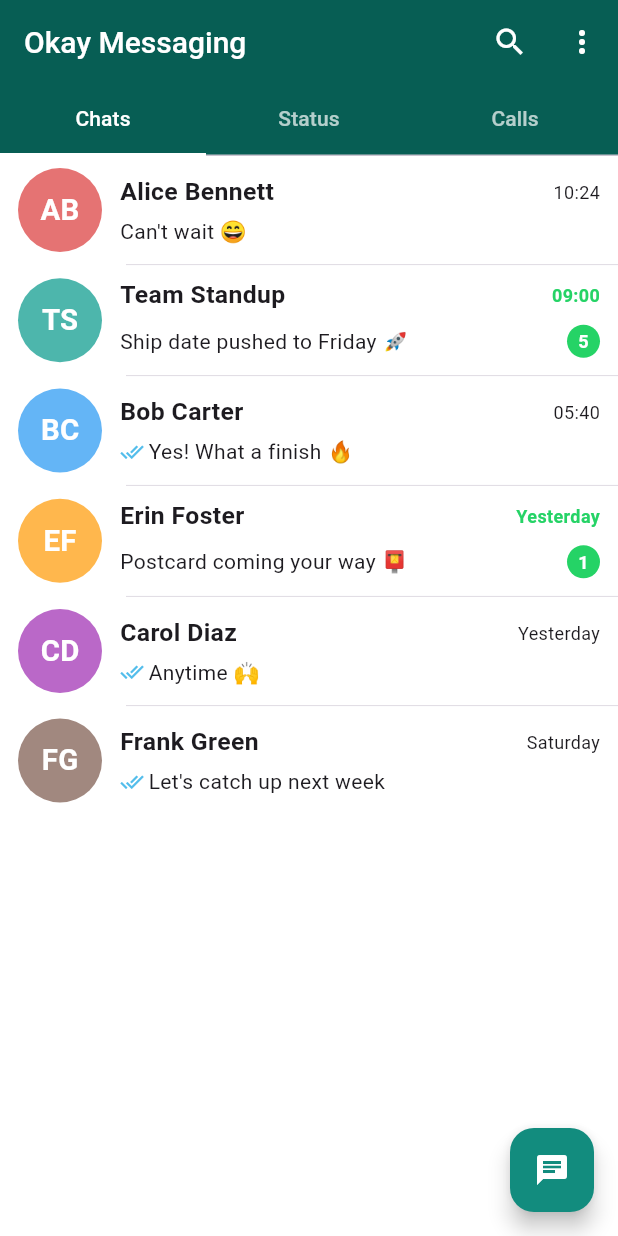
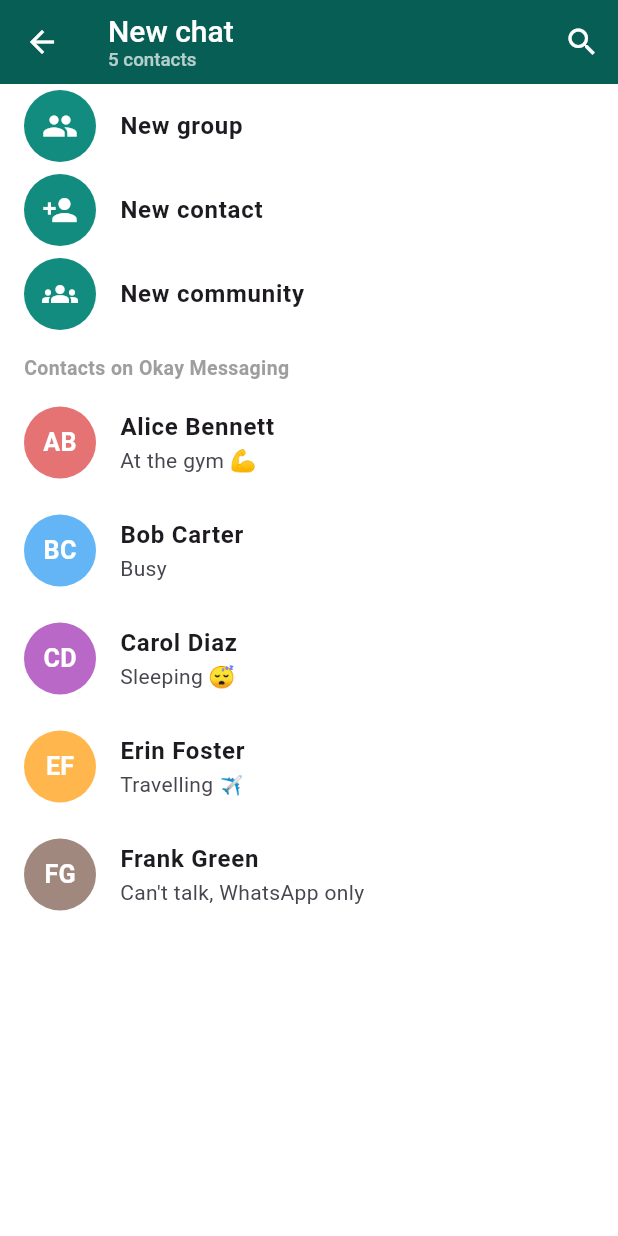
Before and after one commit to kingimann/OkayMessaging, a Flutter app: the screen it shows after launch, after a tap on "AB", after a tap on the "chat" icon, on a phone screen of 412 x 824 dp. Run offline on Flutter 3.47's test engine with Material 3 defaults, Android fonts, the phone set to English and light mode, and no system bars.

Commit message:
Add new-chat picker, search, and message actions
Expand the WhatsApp clone with interactive features:

- New chat: the Chats FAB opens a contact picker that starts a fresh
  conversation with any contact
- Search: the app-bar search filters conversations by contact name and
  message content and opens the matching chat
- Message actions: long-press a bubble to Copy (to clipboard), Reply,
  or Delete it from the conversation

Also expose MockData.contacts(), extend the widget tests to 7 cases
covering the new flows, and apply dart format across lib/.

Co-Authored-By: Claude Opus 4.8 <noreply@anthropic.com>
Claude-Session: https://claude.ai/code/session_015P97LVudGW2edqtwWSjQKV

```diff
--- a/lib/data/mock_data.dart
+++ b/lib/data/mock_data.dart
@@ -67,6 +67,11 @@ class MockData {
   );
 
   static DateTime _ago(Duration d) => DateTime.now().subtract(d);
+
+  /// Individual people available to start a new conversation with
+  /// (groups such as "Team Standup" are excluded).
+  static List<AppUser> contacts() => [_alice, _bob, _carol, _erin, _frank]
+    ..sort((a, b) => a.name.compareTo(b.name));
 
   static List<Chat> chats() {
     return [
--- a/lib/screens/home_screen.dart
+++ b/lib/screens/home_screen.dart
@@ -1,9 +1,12 @@
 import 'package:flutter/material.dart';
 
+import '../data/mock_data.dart';
 import '../tabs/calls_tab.dart';
 import '../tabs/chats_tab.dart';
 import '../tabs/status_tab.dart';
 import '../theme/app_theme.dart';
+import 'chat_search_delegate.dart';
+import 'new_chat_screen.dart';
 import 'settings_screen.dart';
 
 /// The top-level screen hosting the Chats / Status / Calls tabs.
@@ -48,6 +51,15 @@ class _HomeScreenState extends State<HomeScreen>
     }
   }
 
+  void _onFabPressed() {
+    // Only the Chats tab has a fully wired action in this demo.
+    if (_tabController.index == 0) {
+      Navigator.of(context).push(
+        MaterialPageRoute(builder: (_) => const NewChatScreen()),
+      );
+    }
+  }
+
   @override
   Widget build(BuildContext context) {
     return Scaffold(
@@ -55,7 +67,13 @@ class _HomeScreenState extends State<HomeScreen>
         title: const Text('Okay Messaging'),
         bottom: TabBar(controller: _tabController, tabs: _tabs),
         actions: [
-          IconButton(icon: const Icon(Icons.search), onPressed: () {}),
+          IconButton(
+            icon: const Icon(Icons.search),
+            onPressed: () => showSearch(
+              context: context,
+              delegate: ChatSearchDelegate(MockData.chats()),
+            ),
+          ),
           PopupMenuButton<String>(
             onSelected: (value) {
               if (value == 'settings') {
@@ -68,8 +86,7 @@ class _HomeScreenState extends State<HomeScreen>
               PopupMenuItem(value: 'new_group', child: Text('New group')),
               PopupMenuItem(
                   value: 'new_broadcast', child: Text('New broadcast')),
-              PopupMenuItem(
-                  value: 'starred', child: Text('Starred messages')),
+              PopupMenuItem(value: 'starred', child: Text('Starred messages')),
               PopupMenuItem(value: 'settings', child: Text('Settings')),
             ],
           ),
@@ -84,7 +101,7 @@ class _HomeScreenState extends State<HomeScreen>
         ],
       ),
       floatingActionButton: FloatingActionButton(
-        onPressed: () {},
+        onPressed: _onFabPressed,
         backgroundColor: AppColors.tealGreenDark,
         child: Icon(_fabIcon, color: Colors.white),
       ),
--- /dev/null
+++ b/lib/screens/new_chat_screen.dart
@@ -0,0 +1,95 @@
+import 'package:flutter/material.dart';
+
+import '../data/mock_data.dart';
+import '../models/chat.dart';
+import '../models/user.dart';
+import '../widgets/user_avatar.dart';
+import 'chat_screen.dart';
+
+/// Contact picker shown from the Chats FAB to start a new conversation.
+class NewChatScreen extends StatelessWidget {
+  const NewChatScreen({super.key});
+
+  void _startChat(BuildContext context, AppUser contact) {
+    final chat = Chat(
+      id: 'new_${contact.id}',
+      contact: contact,
+      messages: const [],
+    );
+    // Replace this screen so back returns to the chats list, not the picker.
+    Navigator.of(context).pushReplacement(
+      MaterialPageRoute(builder: (_) => ChatScreen(chat: chat)),
+    );
+  }
+
+  @override
+  Widget build(BuildContext context) {
+    final contacts = MockData.contacts();
+    return Scaffold(
+      appBar: AppBar(
+        title: Column(
+          crossAxisAlignment: CrossAxisAlignment.start,
+          mainAxisSize: MainAxisSize.min,
+          children: [
+            const Text('New chat'),
+            Text(
+              '${contacts.length} contacts',
+              style: const TextStyle(fontSize: 12.5, color: Colors.white70),
+            ),
+          ],
+        ),
+        actions: [
+          IconButton(icon: const Icon(Icons.search), onPressed: () {}),
+        ],
+      ),
+      body: ListView(
+        children: [
+          const _ActionTile(icon: Icons.group, label: 'New group'),
+          const _ActionTile(icon: Icons.person_add, label: 'New contact'),
+          const _ActionTile(icon: Icons.groups, label: 'New community'),
+          const Padding(
+            padding: EdgeInsets.fromLTRB(16, 12, 16, 4),
+            child: Text(
+              'Contacts on Okay Messaging',
+              style: TextStyle(
+                fontSize: 13,
+                fontWeight: FontWeight.w600,
+                color: Colors.grey,
+              ),
+            ),
+          ),
+          ...contacts.map(
+            (c) => ListTile(
+              leading: UserAvatar(user: c, radius: 24),
+              title: Text(c.name,
+                  style: const TextStyle(fontWeight: FontWeight.w600)),
+              subtitle:
+                  Text(c.about, maxLines: 1, overflow: TextOverflow.ellipsis),
+              onTap: () => _startChat(context, c),
+            ),
+          ),
+        ],
+      ),
+    );
+  }
+}
+
+class _ActionTile extends StatelessWidget {
+  final IconData icon;
+  final String label;
+
+  const _ActionTile({required this.icon, required this.label});
+
+  @override
+  Widget build(BuildContext context) {
+    return ListTile(
+      leading: CircleAvatar(
+        radius: 24,
+        backgroundColor: const Color(0xFF128C7E),
+        child: Icon(icon, color: Colors.white),
+      ),
+      title: Text(label, style: const TextStyle(fontWeight: FontWeight.w600)),
+      onTap: () {},
+    );
+  }
+}
--- a/lib/tabs/status_tab.dart
+++ b/lib/tabs/status_tab.dart
@@ -72,8 +72,7 @@ class _StatusTile extends StatelessWidget {
 
   @override
   Widget build(BuildContext context) {
-    final ringColor =
-        status.viewed ? Colors.grey : AppColors.lightGreen;
+    final ringColor = status.viewed ? Colors.grey : AppColors.lightGreen;
     return ListTile(
       leading: Container(
         padding: const EdgeInsets.all(2),
--- a/lib/widgets/chat_list_tile.dart
+++ b/lib/widgets/chat_list_tile.dart
@@ -53,7 +53,8 @@ class ChatListTile extends StatelessWidget {
                             : DateFormatter.chatListLabel(last.time),
                         style: TextStyle(
                           fontSize: 12,
-                          color: hasUnread ? AppColors.lightGreen : subtitleColor,
+                          color:
+                              hasUnread ? AppColors.lightGreen : subtitleColor,
                           fontWeight:
                               hasUnread ? FontWeight.w600 : FontWeight.normal,
                         ),
```
Also changed, not shown: lib/screens/chat_screen.dart (+49 -4 lines), lib/screens/chat_search_delegate.dart (added, +66 -0 lines), lib/screens/contact_info_screen.dart (+4 -4 lines), lib/screens/settings_screen.dart (+3 -4 lines), lib/widgets/message_bubble.dart (+11 -3 lines), 2 other files.
